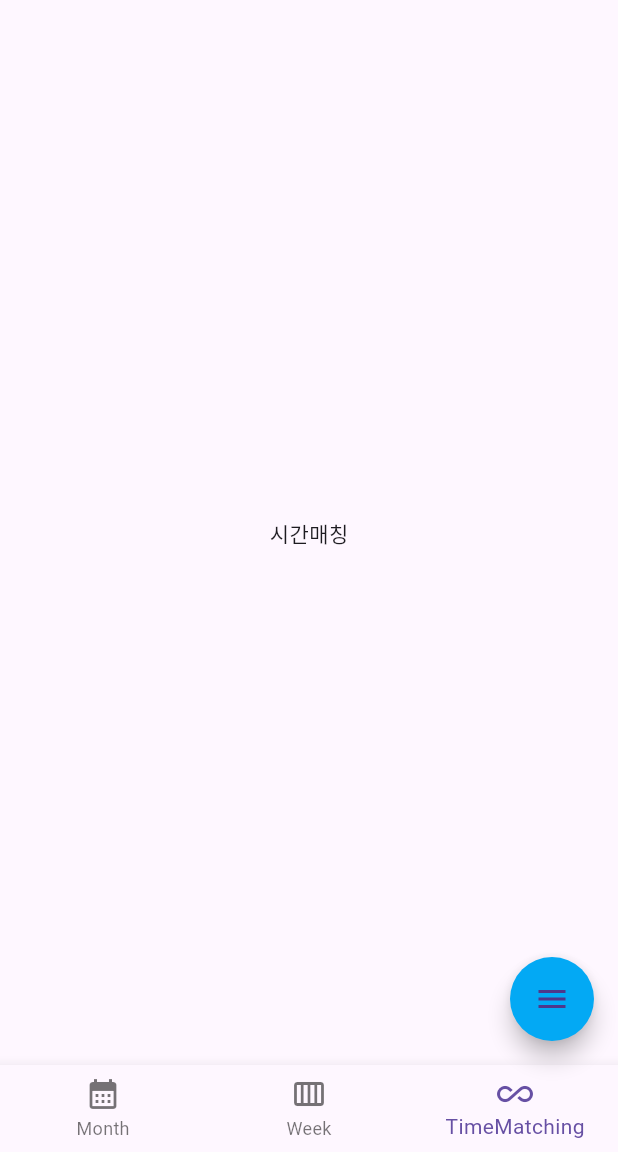
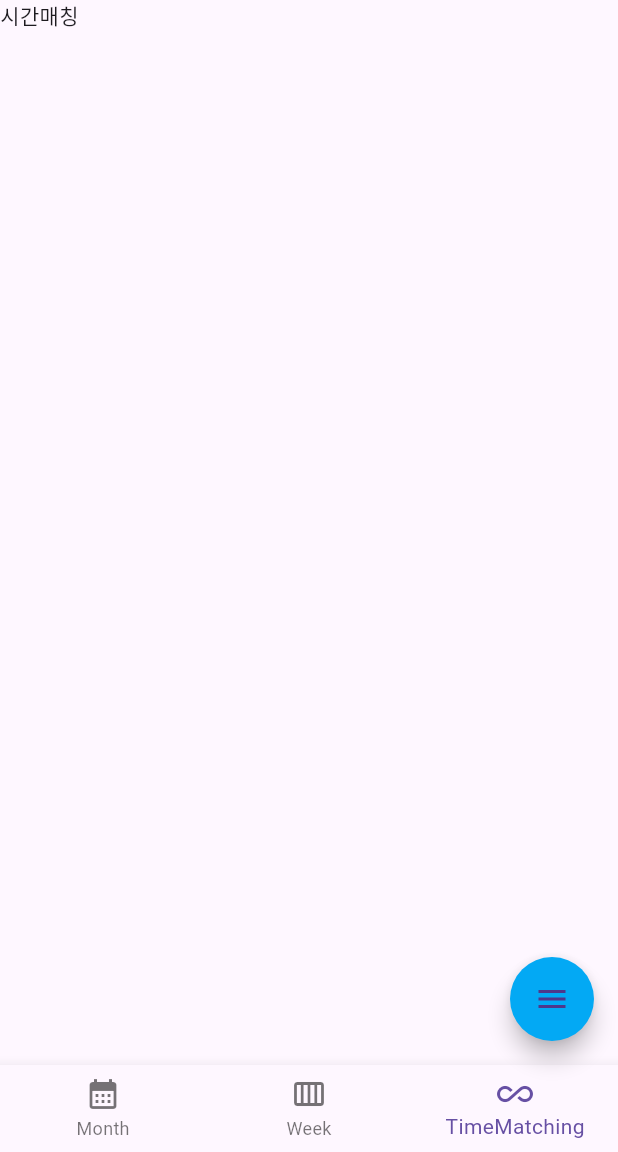
Before and after one commit to JaeyoonChoi/11guys, a Flutter app: the screen it shows after launch, item 3 of the bottom bar chosen, on a phone screen of 412 x 824 dp, the part 84-1236 px from its top. Run offline on Flutter 3.47's test engine with Material 3 defaults, Android fonts, the phone set to English and light mode, and no system bars; drawn by our look-alikes of flutter_speed_dial; our stand-ins replace permission_handler, syncfusion_flutter_calendar; missing offline and left inert: baseflow_plugin_template, flutter_sound.

Commit message:
# TimeMAatching 페이지 생성&연결

```diff
--- a/lib/view/group_calendar.dart
+++ b/lib/view/group_calendar.dart
@@ -0,0 +1,12 @@
+import 'package:flutter/material.dart';
+
+class group_calendar extends StatelessWidget{
+  @override
+  Widget build(BuildContext context){
+    return MaterialApp(
+      home: Scaffold(
+        body: Text('시간매칭'),
+      )
+    );
+  }
+}
--- a/lib/view/main.dart
+++ b/lib/view/main.dart
@@ -1,6 +1,9 @@
 import 'package:flutter/material.dart';
+
 import 'package:calendar_final/view/screen_month1.dart';
 import 'package:calendar_final/view/screen_week.dart';
+import 'package:calendar_final/view/group_calendar.dart';
+
 import 'package:flutter_speed_dial/flutter_speed_dial.dart';
 import 'package:flutter_sound/flutter_sound.dart';
 import 'package:path_provider/path_provider.dart';
@@ -11,7 +14,7 @@
 import 'package:baseflow_plugin_template/baseflow_plugin_template.dart';
 
 // 깃허브 테스트2
-// 최재윤 테스트
+// 오세욱 테스트
 
 void main() => runApp(MyApp());
 
@@ -116,8 +119,8 @@
 class Page3 extends StatelessWidget {
   @override
   Widget build(BuildContext context) {
-    return Center(
-      child: Text('시간매칭'),
+    return MaterialApp(
+      home: group_calendar(),
     );
   }
 }
```
